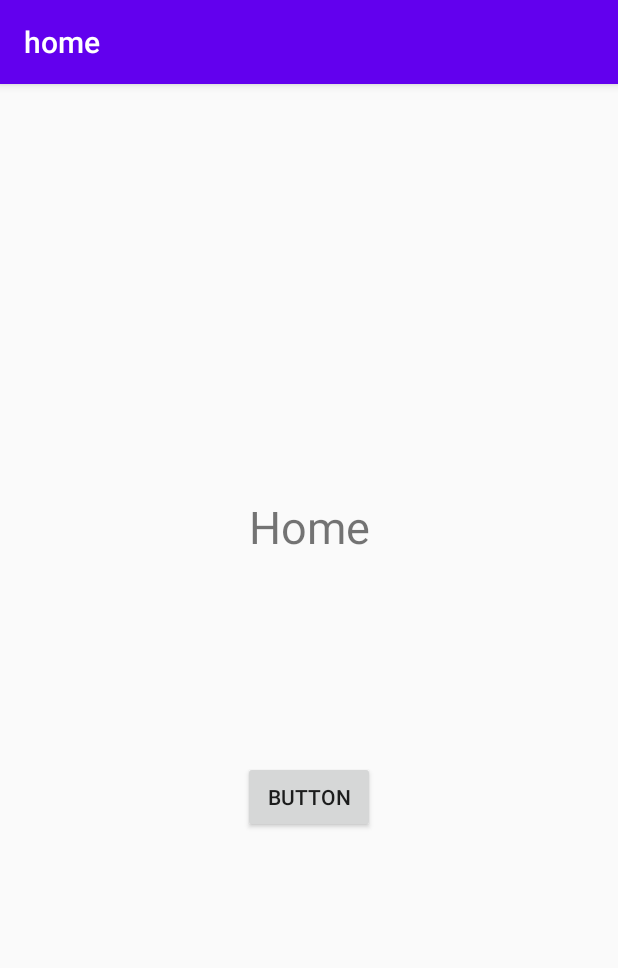
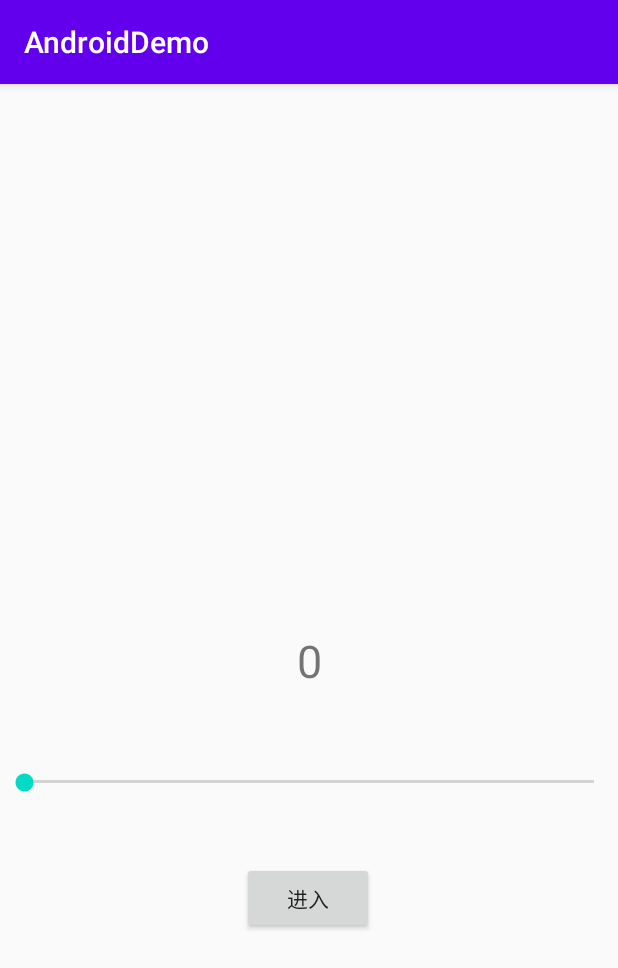
Before and after one commit to Edgar-Dong/Study, an Android app: the screen it shows after launch (NavigationActivity before the commit, NavViewModelActivity after it), on a phone screen of 412 x 824 dp. Shown: the top 968 px of the screen. Run offline under Robolectric (Android 15) with nearby library versions, the phone set to English and light mode, and no system bars; our stand-ins replace Dagger/Hilt's generated code, data binding; libraries missing offline, so code that uses them is left out: com.alibaba.android; 1 statement that could not run was skipped.

Commit message:
navigation使用viewmodel进行数据共享

```diff
--- /dev/null
+++ b/app/src/main/java/com/android/example/jetpack/navigation/MyViewModel.java
@@ -0,0 +1,28 @@
+package com.android.example.jetpack.navigation;
+
+import androidx.lifecycle.MutableLiveData;
+import androidx.lifecycle.ViewModel;
+
+/**
+ * @author:無忌
+ * @date:2020/12/16
+ * @description:
+ */
+public class MyViewModel extends ViewModel {
+    private MutableLiveData<Integer> number;
+
+    public MutableLiveData<Integer> getNumber() {
+        if (number == null) {
+            number = new MutableLiveData<>();
+            number.setValue(0);
+        }
+        return number;
+    }
+
+    public void add(int n) {
+        number.setValue(getNumber().getValue() + n);
+        if (number.getValue() < 0) {
+            number.setValue(0);
+        }
+    }
+}
--- /dev/null
+++ b/app/src/main/java/com/android/example/jetpack/navigation/NavViewModelActivity.java
@@ -0,0 +1,16 @@
+package com.android.example.jetpack.navigation;
+
+import androidx.appcompat.app.AppCompatActivity;
+
+import android.os.Bundle;
+
+import com.android.example.R;
+
+public class NavViewModelActivity extends AppCompatActivity {
+
+    @Override
+    protected void onCreate(Bundle savedInstanceState) {
+        super.onCreate(savedInstanceState);
+        setContentView(R.layout.activity_nav_view_model);
+    }
+}
--- /dev/null
+++ b/app/src/main/java/com/android/example/jetpack/navigation/OneFragment.java
@@ -0,0 +1,103 @@
+package com.android.example.jetpack.navigation;
+
+import android.os.Bundle;
+
+import androidx.databinding.DataBindingUtil;
+import androidx.fragment.app.Fragment;
+import androidx.lifecycle.ViewModelProviders;
+import androidx.navigation.NavController;
+import androidx.navigation.Navigation;
+
+import android.view.LayoutInflater;
+import android.view.View;
+import android.view.ViewGroup;
+import android.widget.SeekBar;
+
+import com.android.example.R;
+import com.android.example.databinding.FragmentOneBinding;
+
+/**
+ * A simple {@link Fragment} subclass.
+ * Use the {@link OneFragment#newInstance} factory method to
+ * create an instance of this fragment.
+ */
+public class OneFragment extends Fragment {
+
+    // TODO: Rename parameter arguments, choose names that match
+    // the fragment initialization parameters, e.g. ARG_ITEM_NUMBER
+    private static final String ARG_PARAM1 = "param1";
+    private static final String ARG_PARAM2 = "param2";
+
+    // TODO: Rename and change types of parameters
+    private String mParam1;
+    private String mParam2;
+
+    public OneFragment() {
+        // Required empty public constructor
+    }
+
+    /**
+     * Use this factory method to create a new instance of
+     * this fragment using the provided parameters.
+     *
+     * @param param1 Parameter 1.
+     * @param param2 Parameter 2.
+     * @return A new instance of fragment OneFragment.
+     */
+    // TODO: Rename and change types and number of parameters
+    public static OneFragment newInstance(String param1, String param2) {
+        OneFragment fragment = new OneFragment();
+        Bundle args = new Bundle();
+        args.putString(ARG_PARAM1, param1);
+        args.putString(ARG_PARAM2, param2);
+        fragment.setArguments(args);
+        return fragment;
+    }
+
+    @Override
+    public void onCreate(Bundle savedInstanceState) {
+        super.onCreate(savedInstanceState);
+        if (getArguments() != null) {
+            mParam1 = getArguments().getString(ARG_PARAM1);
+            mParam2 = getArguments().getString(ARG_PARAM2);
+        }
+    }
+
+    @Override
+    public View onCreateView(LayoutInflater inflater, ViewGroup container,
+                             Bundle savedInstanceState) {
+        // Inflate the layout for this fragment
+        //return inflater.inflate(R.layout.fragment_one, container, false);
+        MyViewModel viewModel;
+        viewModel = ViewModelProviders.of(getActivity()).get(MyViewModel.class);
+        FragmentOneBinding binding;
+        binding = DataBindingUtil.inflate(inflater, R.layout.fragment_one, container, false);
+        binding.setData(viewModel);
+        binding.setLifecycleOwner(getActivity());
+        binding.button.setOnClickListener(new View.OnClickListener() {
+            @Override
+            public void onClick(View v) {
+                NavController controller = Navigation.findNavController(v);
+                controller.navigate(R.id.action_oneFragment_to_twoFragment);
+            }
+        });
+        binding.seekBar.setProgress(viewModel.getNumber().getValue());
+        binding.seekBar.setOnSeekBarChangeListener(new SeekBar.OnSeekBarChangeListener() {
+            @Override
+            public void onProgressChanged(SeekBar seekBar, int progress, boolean fromUser) {
+                viewModel.getNumber().setValue(progress);
+            }
+
+            @Override
+            public void onStartTrackingTouch(SeekBar seekBar) {
+
+            }
+
+            @Override
+            public void onStopTrackingTouch(SeekBar seekBar) {
+
+            }
+        });
+        return binding.getRoot();
+    }
+}
--- /dev/null
+++ b/app/src/main/res/layout/activity_nav_view_model.xml
@@ -0,0 +1,20 @@
+<?xml version="1.0" encoding="utf-8"?>
+<androidx.constraintlayout.widget.ConstraintLayout xmlns:android="http://schemas.android.com/apk/res/android"
+    xmlns:app="http://schemas.android.com/apk/res-auto"
+    xmlns:tools="http://schemas.android.com/tools"
+    android:layout_width="match_parent"
+    android:layout_height="match_parent"
+    tools:context=".jetpack.navigation.NavViewModelActivity">
+
+    <fragment
+        android:id="@+id/fragment2"
+        android:name="androidx.navigation.fragment.NavHostFragment"
+        android:layout_width="match_parent"
+        android:layout_height="match_parent"
+        app:defaultNavHost="true"
+        app:layout_constraintBottom_toBottomOf="parent"
+        app:layout_constraintEnd_toEndOf="parent"
+        app:layout_constraintStart_toStartOf="parent"
+        app:layout_constraintTop_toTopOf="parent"
+        app:navGraph="@navigation/nav_demo" />
+</androidx.constraintlayout.widget.ConstraintLayout>
--- /dev/null
+++ b/app/src/main/res/layout/fragment_one.xml
@@ -0,0 +1,58 @@
+<?xml version="1.0" encoding="utf-8"?>
+<layout xmlns:android="http://schemas.android.com/apk/res/android"
+    xmlns:app="http://schemas.android.com/apk/res-auto"
+    xmlns:tools="http://schemas.android.com/tools">
+
+    <data>
+        <variable
+            name="data"
+            type="com.android.example.jetpack.navigation.MyViewModel" />
+
+    </data>
+
+    <FrameLayout
+        android:layout_width="match_parent"
+        android:layout_height="match_parent"
+        tools:context=".jetpack.navigation.OneFragment">
+
+        <androidx.constraintlayout.widget.ConstraintLayout
+            android:layout_width="match_parent"
+            android:layout_height="match_parent">
+
+            <TextView
+                android:id="@+id/textView"
+                android:layout_width="wrap_content"
+                android:layout_height="wrap_content"
+                android:text="@{String.valueOf(data.number)}"
+                android:textSize="30sp"
+                app:layout_constraintBottom_toBottomOf="parent"
+                app:layout_constraintEnd_toEndOf="parent"
+                app:layout_constraintStart_toStartOf="parent"
+                app:layout_constraintTop_toTopOf="parent" />
+
+            <Button
+                android:id="@+id/button"
+                android:layout_width="wrap_content"
+                android:layout_height="wrap_content"
+                android:text="@string/one_fragment_button"
+                app:layout_constraintBottom_toBottomOf="parent"
+                app:layout_constraintEnd_toEndOf="parent"
+                app:layout_constraintHorizontal_bias="0.498"
+                app:layout_constraintStart_toStartOf="parent"
+                app:layout_constraintTop_toTopOf="parent"
+                app:layout_constraintVertical_bias="0.72" />
+
+            <SeekBar
+                android:id="@+id/seekBar"
+                android:layout_width="0dp"
+                android:layout_height="13dp"
+                android:max="10"
+                app:layout_constraintBottom_toBottomOf="parent"
+                app:layout_constraintEnd_toEndOf="parent"
+                app:layout_constraintHorizontal_bias="0.0"
+                app:layout_constraintStart_toStartOf="parent"
+                app:layout_constraintTop_toTopOf="parent"
+                app:layout_constraintVertical_bias="0.608" />
+        </androidx.constraintlayout.widget.ConstraintLayout>
+    </FrameLayout>
+</layout>
--- /dev/null
+++ b/app/src/main/res/navigation/nav_demo.xml
@@ -0,0 +1,26 @@
+<?xml version="1.0" encoding="utf-8"?>
+<navigation xmlns:android="http://schemas.android.com/apk/res/android"
+    xmlns:app="http://schemas.android.com/apk/res-auto"
+    xmlns:tools="http://schemas.android.com/tools"
+    android:id="@+id/nav_demo"
+    app:startDestination="@id/oneFragment">
+
+    <fragment
+        android:id="@+id/oneFragment"
+        android:name="com.android.example.jetpack.navigation.OneFragment"
+        android:label="fragment_one"
+        tools:layout="@layout/fragment_one" >
+        <action
+            android:id="@+id/action_oneFragment_to_twoFragment"
+            app:destination="@id/twoFragment" />
+    </fragment>
+    <fragment
+        android:id="@+id/twoFragment"
+        android:name="com.android.example.jetpack.navigation.TwoFragment"
+        android:label="fragment_two"
+        tools:layout="@layout/fragment_two" >
+        <action
+            android:id="@+id/action_twoFragment_to_oneFragment"
+            app:destination="@id/oneFragment" />
+    </fragment>
+</navigation>
--- a/app/src/main/res/values/strings.xml
+++ b/app/src/main/res/values/strings.xml
@@ -59,4 +59,10 @@
     <string name="nav_home_button">Button</string>
     <string name="detail">Detail</string>
     <string name="nav_detail_button">Button</string>
+    <string name="one_fragment_button">进入</string>
+    <string name="one_fragment_textview">0</string>
+    <string name="two_fragment_textview">0</string>
+    <string name="two_fragment_button1">+1</string>
+    <string name="two_fragment_button2">-1</string>
+    <string name="two_fragment_button3">返回</string>
 </resources>
```
Also changed, not shown: app/src/main/AndroidManifest.xml (+8 -0 lines), app/src/main/java/com/android/example/jetpack/navigation/TwoFragment.java (added, +85 -0 lines), app/src/main/res/layout/fragment_two.xml (added, +73 -0 lines).
